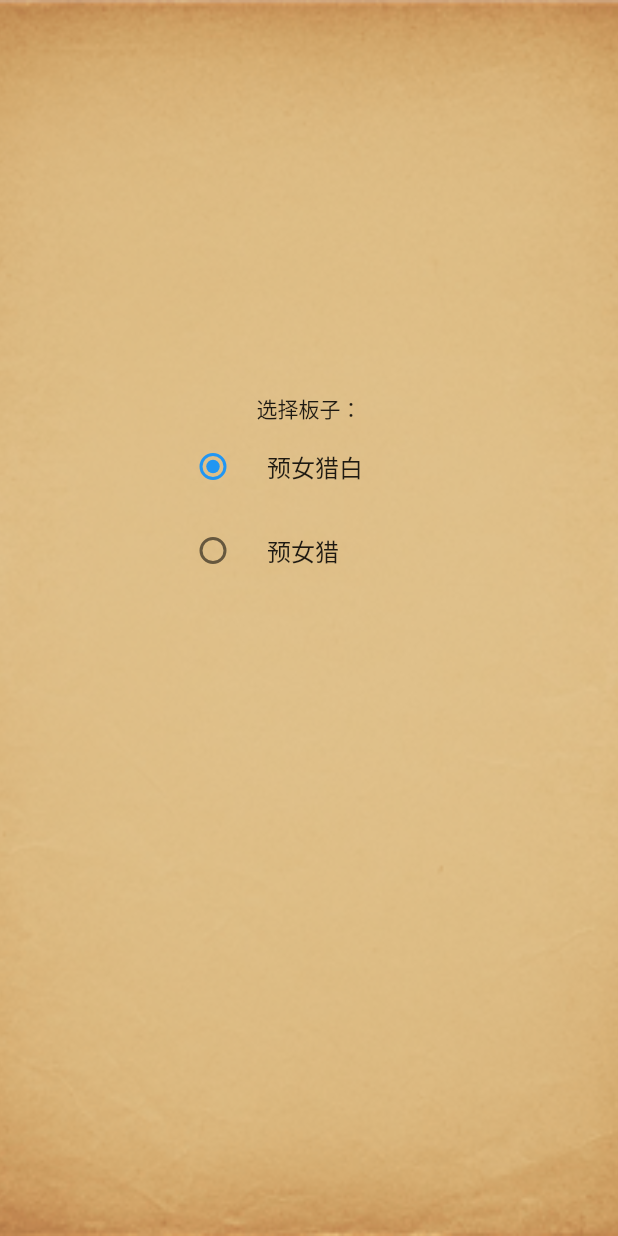
After one commit to banking/wolfhelper, a Flutter app: the screen it shows after launch, in the side drawer, after a tap on "编辑板子", on a phone screen of 412 x 824 dp. The commit adds this screen. Run offline on Flutter 3.47's test engine with Material 2 defaults, Android fonts, the phone set to English and light mode, and no system bars.

Commit message:
add template select code

```diff
--- a/lib/main.dart
+++ b/lib/main.dart
@@ -4,6 +4,7 @@ import 'package:wolfhelper/avatar_layout.dart';
 import 'package:wolfhelper/chip.dart';
 import 'package:wolfhelper/player.dart';
 import 'package:wolfhelper/mark.dart';
+import 'package:wolfhelper/template.dart';
 
 void main() => runApp(MyApp(
 ));
@@ -17,6 +18,7 @@ class MyApp extends StatelessWidget {
     return MaterialApp(
       routes: <String, WidgetBuilder>{
         'about': (BuildContext context) => About(seed: seed),
+        'template': (BuildContext context) => TemplatePage(seed: seed),
       },
       title: 'Flutter Demo',
       theme: ThemeData(
@@ -116,6 +118,9 @@ class HelperDrawer extends StatelessWidget {
           ListTile(
             leading: const Icon(Icons.edit),
             title: const Text('编辑板子'),
+            onTap: () {
+              Navigator.pushNamed(context, 'template');
+            },
           ),
           ListTile(
             leading: const Icon(Icons.brightness_5),
--- /dev/null
+++ b/lib/template.dart
@@ -0,0 +1,124 @@
+
+
+import 'package:flutter/cupertino.dart';
+import 'package:flutter/material.dart';
+
+class TemplatePage extends StatelessWidget {
+  const TemplatePage({ Key key, this.seed }) : super(key: key);
+
+  final int seed;
+
+  @override
+  Widget build(BuildContext context) {
+    return MaterialApp(
+      title: 'Flutter Demo',
+      theme: ThemeData(
+        primarySwatch: Colors.blue,
+      ),
+      home: TemplateView(title: 'Flutter Demo Home Page'),
+    );
+  }
+}
+
+
+
+class TemplateView extends StatefulWidget {
+  const TemplateView({ Key key, this.title }) : super(key: key);
+
+  final String title;
+
+  @override
+  _TemplateState createState() => _TemplateState();
+}
+
+class _TemplateState extends State<TemplateView> {
+
+  @override
+  void initState() {
+    super.initState();
+  }
+
+  @override
+  void dispose() {
+    super.dispose();
+  }
+
+  TemplateEnum selectedTemplate = TemplateEnum.classic12Template;
+
+//  void handleRadioValueChanged(int value) {
+//    setState(() {
+//      radioValue = value;
+//    });
+//  }
+
+//  enum SingingCharacter { lafayette, jefferson }
+
+
+  @override
+  Widget build(BuildContext context) {
+    return Scaffold(
+      body: Container(
+          decoration: BoxDecoration(
+            image: DecorationImage(
+              image: AssetImage("assets/main_bg.png"),
+              fit: BoxFit.cover,
+            ),
+          ),
+          child: Center(
+            child : Container(
+              height: 300,
+              width: 200,
+              child : Column(
+                children: <Widget>[
+                  Text(
+                    '选择板子：',
+                    textDirection: TextDirection.ltr,
+                  ),
+                  RadioListTile<TemplateEnum>(
+                    title: const Text("预女猎白"),
+                    value: TemplateEnum.classic12Template,
+                    groupValue: selectedTemplate,
+                    onChanged: (TemplateEnum value) { setState(() { selectedTemplate = value; }); },
+                  ),
+                  RadioListTile<TemplateEnum>(
+                    title: const Text('预女猎'),
+                    value: TemplateEnum.classic9Template,
+                    groupValue: selectedTemplate,
+                    onChanged: (TemplateEnum value) { setState(() { selectedTemplate = value; }); },
+                  ),
+                ],
+              ),
+            ),
+          )
+      ),
+    );
+  }
+}
+
+enum TemplateEnum { classic12Template, classic9Template }
+
+Template classic12Template = Template(
+  name:"预女猎白",
+  templateId: 1,
+  count: 12,
+);
+
+Template classic9Template = Template(
+  name:"预女猎",
+  templateId: 1,
+  count: 9,
+);
+
+class Template {
+
+  Template({
+    this.name = "",
+    this.templateId = -1,
+    this.count = 12,
+//    this.roles = <Role>[],
+  });
+
+  int templateId;
+  String name;
+  int count;
+}
```
